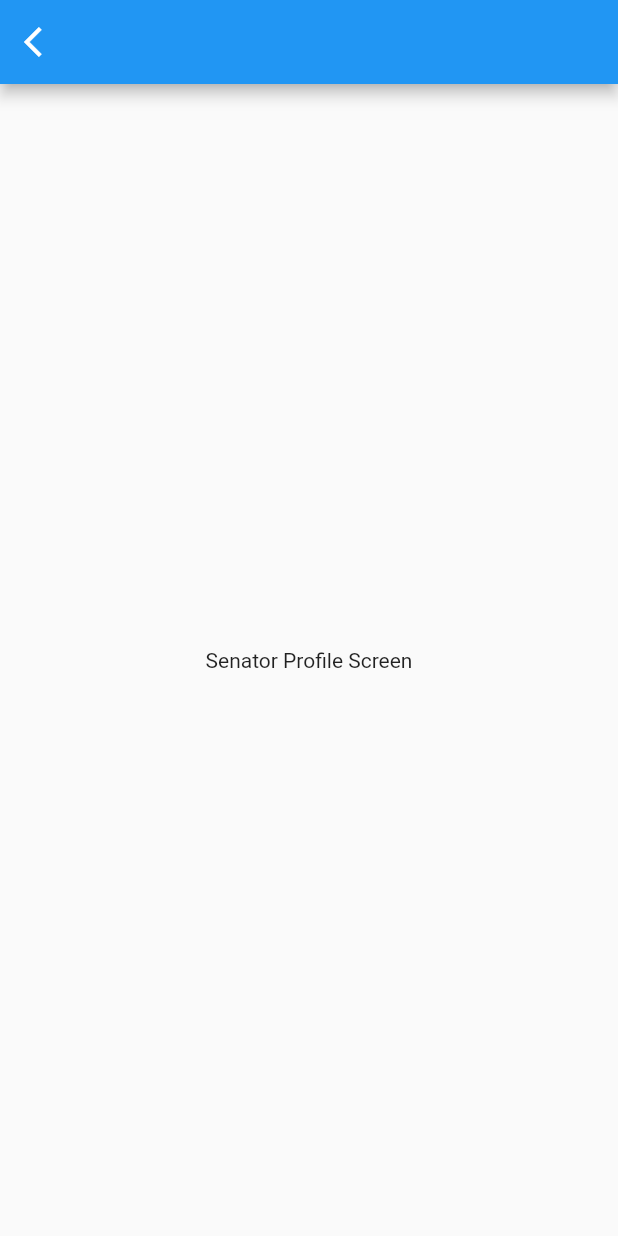
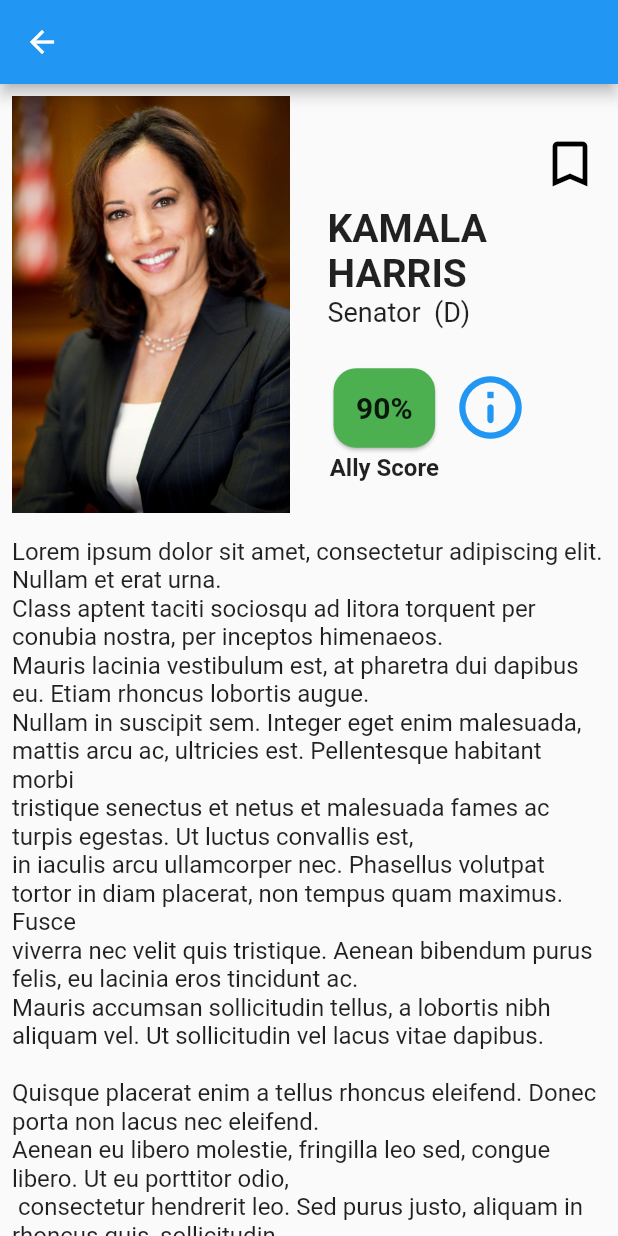
Before and after one commit to SergioB-dev/AllyShip_Flutter, a Flutter app: the screen it shows after launch, after a tap on "Kamala Harris", on a phone screen of 412 x 824 dp. Run offline on Flutter 3.47's test engine with Material 2 defaults, Android fonts, the phone set to English and light mode, and no system bars.

Commit message:
WIP Profile Screen

```diff
--- a/lib/child_widgets/asscorewidget.dart
+++ b/lib/child_widgets/asscorewidget.dart
@@ -1,9 +1,10 @@
 import 'package:flutter/material.dart';
 
 class ASScoreWidget extends StatelessWidget {
-  const ASScoreWidget({
-    Key? key,
-  }) : super(key: key);
+  final int score;
+  double fontSize;
+
+  ASScoreWidget(this.score, {this.fontSize = 12.0});
 
   @override
   Widget build(BuildContext context) {
@@ -16,14 +17,14 @@ class ASScoreWidget extends StatelessWidget {
           child: Padding(
             padding: const EdgeInsets.all(15),
             child: Text(
-              "90%",
+              "$score%",
               style: TextStyle(fontSize: 20, fontWeight: FontWeight.bold),
             ),
           ),
         ),
         Text(
           "Ally Score",
-          style: TextStyle(fontWeight: FontWeight.bold),
+          style: TextStyle(fontWeight: FontWeight.bold, fontSize: fontSize),
         )
       ],
     );
--- /dev/null
+++ b/lib/child_widgets/email_button_widget.dart
@@ -0,0 +1,17 @@
+import 'package:flutter/material.dart';
+
+class EmailButtonWidget extends StatelessWidget {
+  @override
+  Widget build(BuildContext context) {
+    return Padding(
+      padding: const EdgeInsets.only(top: 20.0),
+      child: ElevatedButton(
+        style: ButtonStyle(
+        elevation: MaterialStateProperty.all(5),
+        backgroundColor: MaterialStateProperty.all(Colors.black)),
+        onPressed: () {},
+        child: Text("EMAIL THIS OFFICAL"),
+      ),
+    );
+  }
+}
--- /dev/null
+++ b/lib/child_widgets/rate_widget.dart
@@ -0,0 +1,34 @@
+import 'package:flutter/material.dart';
+
+class RateOfficialPromptWidget extends StatelessWidget {
+  @override
+  Widget build(BuildContext context) {
+    return Container(
+      child: Padding(
+        padding: EdgeInsets.all(10),
+        child: Column(
+          children: [
+            Padding(
+              padding: const EdgeInsets.only(top: 28.0),
+              child: SizedBox(
+                width: MediaQuery.of(context).size.width,
+                child: Align(alignment: Alignment.centerLeft,
+                                child: Text(
+                    "RATE THIS OFFICIAL",
+                    style: TextStyle(fontSize: 16, fontWeight: FontWeight.bold),
+                  ),
+                ),
+              ),
+            ),
+            Padding(
+              padding: const EdgeInsets.only(top: 8.0),
+              child: Text("Is Karen Bass actively supporting Black and traditionally marginalized communities? Give us your rating. You may update anytime.",
+              style: TextStyle(fontSize: 16),
+              ),
+            )
+          ],
+        ),
+      ),
+    );
+  }
+}
--- /dev/null
+++ b/lib/child_widgets/social_media_widget_row.dart
@@ -0,0 +1,38 @@
+import 'package:flutter/material.dart';
+
+class SocialMediaWidgetRow extends StatelessWidget {
+  @override
+  Widget build(BuildContext context) {
+    return Column(
+      children: [
+      Padding(
+        padding: const EdgeInsets.all(14.0),
+        child: Text(
+        "SHARE THEIR ALLY SCORE",
+        style: TextStyle(fontSize: 16, fontWeight: FontWeight.bold),),
+      ),
+        Padding(
+          padding: const EdgeInsets.all(8.0),
+          child: Row(
+          mainAxisAlignment: MainAxisAlignment.spaceEvenly,
+            children: [
+              SocialMediaIconWidget(imagePath: "images/twitter.jpg"),
+              SocialMediaIconWidget(imagePath: "images/facebook.png"),
+              SocialMediaIconWidget(imagePath: "images/instagram.png")
+            ],
+          ),
+        ),
+      ],
+    );
+  }
+}
+
+class SocialMediaIconWidget extends StatelessWidget {
+  final String imagePath;
+  double height = 50;
+  SocialMediaIconWidget({required this.imagePath});
+  @override
+  Widget build(BuildContext context) {
+    return Image.asset(imagePath, height: height, fit: BoxFit.cover);
+  }
+}
--- a/lib/parent_widgets/capitalview.dart
+++ b/lib/parent_widgets/capitalview.dart
@@ -4,7 +4,7 @@ class CapitalView extends StatelessWidget {
   @override
   Widget build(BuildContext context) {
     return Padding(
-      padding: const EdgeInsets.symmetric(vertical: 30.0),
+      padding: EdgeInsets.symmetric(vertical: 30.0),
       child: Stack(alignment: Alignment.center, children: [
         Opacity(opacity: 0.5, child: Image.asset("images/capital.jpg")),
         Image.asset(
--- /dev/null
+++ b/lib/parent_widgets/profile_screen.dart
@@ -0,0 +1,115 @@
+import 'package:flutter/material.dart';
+import 'package:letsgo/child_widgets/asscorewidget.dart';
+import 'package:letsgo/child_widgets/email_button_widget.dart';
+import 'package:letsgo/child_widgets/rate_widget.dart';
+import 'package:letsgo/child_widgets/social_media_widget_row.dart';
+
+class SenatorProfileScreen extends StatelessWidget {
+  @override
+  Widget build(BuildContext context) {
+    return Scaffold(
+        appBar: AppBar(
+            //automaticallyImplyLeading: true,
+            // leading: IconButton(
+            //   icon: Icon(Icons.arrow_back_ios),
+            //   onPressed: () => Navigator.pop(context, false),
+            // ),
+            ),
+        body: SingleChildScrollView(
+          child: Column(children: [
+            Row(
+              mainAxisAlignment: MainAxisAlignment.spaceBetween,
+              children: [
+                Padding(
+                  padding: const EdgeInsets.all(8.0),
+                  child: Image.asset("images/kamala.jpg",
+                      width: MediaQuery.of(context).size.width * 0.45,
+                      fit: BoxFit.cover),
+                ),
+                SizedBox(
+                  width: MediaQuery.of(context).size.width * 0.47,
+                  child: Align(
+                    child: Column(
+                      children: [
+                        Align(
+                          alignment: Alignment.centerRight,
+                          child: TextButton(
+                            child: Icon(Icons.bookmark_outline,
+                                size: 40, color: Colors.black),
+                            onPressed: () {},
+                          ),
+                        ),
+                        Text("KAMALA HARRIS",
+                            style: TextStyle(
+                                fontWeight: FontWeight.bold, fontSize: 26)),
+                        Align(
+                            alignment: Alignment.centerLeft,
+                            child: Text("Senator  (D)",
+                                style: TextStyle(fontSize: 18))),
+                        Padding(
+                          padding: const EdgeInsets.only(top: 20.0),
+                          child: Row(
+                            children: [
+                              ASScoreWidget(
+                                90,
+                                fontSize: 16,
+                              ),
+                              Padding(
+                                padding: const EdgeInsets.only(bottom: 20.0),
+                                child: InfoButtonWidget(),
+                              )
+                            ],
+                          ),
+                        )
+                      ],
+                    ),
+                  ),
+                )
+              ],
+            ),
+            Padding(
+              padding: const EdgeInsets.all(8.0),
+              child: Text(dummyText, style: TextStyle(fontSize: 16)),
+            ),
+            SocialMediaWidgetRow(),
+            EmailButtonWidget(),
+            RateOfficialPromptWidget()
+          ]),
+        ));
+  }
+}
+
+class InfoButtonWidget extends StatelessWidget {
+  @override
+  Widget build(BuildContext context) {
+    return TextButton(
+      onPressed: () {},
+      child: const Icon(Icons.info_outline_rounded, size: 50),
+    );
+  }
+}
+
+const dummyText = """
+Lorem ipsum dolor sit amet, consectetur adipiscing elit. Nullam et erat urna.
+Class aptent taciti sociosqu ad litora torquent per conubia nostra, per inceptos himenaeos.
+Mauris lacinia vestibulum est, at pharetra dui dapibus eu. Etiam rhoncus lobortis augue.
+Nullam in suscipit sem. Integer eget enim malesuada, mattis arcu ac, ultricies est. Pellentesque habitant morbi
+tristique senectus et netus et malesuada fames ac turpis egestas. Ut luctus convallis est,
+in iaculis arcu ullamcorper nec. Phasellus volutpat tortor in diam placerat, non tempus quam maximus. Fusce
+viverra nec velit quis tristique. Aenean bibendum purus felis, eu lacinia eros tincidunt ac.
+Mauris accumsan sollicitudin tellus, a lobortis nibh aliquam vel. Ut sollicitudin vel lacus vitae dapibus.
+
+Quisque placerat enim a tellus rhoncus eleifend. Donec porta non lacus nec eleifend.
+Aenean eu libero molestie, fringilla leo sed, congue libero. Ut eu porttitor odio,
+ consectetur hendrerit leo. Sed purus justo, aliquam in rhoncus quis, sollicitudin
+ sit amet quam. Nam auctor lacinia ligula, vel fringilla diam viverra sit amet. Donec
+ a vestibulum sem. Quisque lacinia nisl eu lectus tempor,
+vitae volutpat ligula laoreet. Curabitur eget sem sit amet turpis porta scelerisque non eu est.
+Quisque tempus metus eu nisl consequat egestas sed sed ante. Mauris maximus maximus ante id interdum. Cras porta finibus risus,
+quis consequat massa mollis eget. Curabitur eget turpis lectus. Sed luctus, nunc eu consequat lobortis,
+ex lorem tempus mi, sit amet semper justo nulla in metus. Aenean laoreet ac metus at feugiat.
+
+
+
+
+""";
--- a/lib/parent_widgets/senator_card_widget.dart
+++ b/lib/parent_widgets/senator_card_widget.dart
@@ -1,5 +1,6 @@
 import 'package:flutter/material.dart';
 import 'package:letsgo/child_widgets/asscorewidget.dart';
+import 'package:letsgo/parent_widgets/profile_screen.dart';
 
 class SenatorCardWidget extends StatelessWidget {
   @override
@@ -42,7 +43,7 @@ class SenatorCardWidget extends StatelessWidget {
                       Text("Senator - (D)")
                     ],
                   ),
-                  ASScoreWidget()
+                  ASScoreWidget(90, fontSize: 12,)
                 ],
               ),
             ),
@@ -57,18 +58,3 @@ class SenatorCardWidget extends StatelessWidget {
         .push(MaterialPageRoute(builder: (_) => SenatorProfileScreen()));
   }
 }
-
-class SenatorProfileScreen extends StatelessWidget {
-  @override
-  Widget build(BuildContext context) {
-    return MaterialApp(
-      home: Scaffold(
-        appBar: AppBar(
-          automaticallyImplyLeading: true,
-          leading: IconButton(icon: Icon(Icons.arrow_back_ios), onPressed: () => Navigator.pop(context, false),),
-        ),
-        body: Center(child: Text("Senator Profile Screen"),)
-      )
-    );
-  }
-}
```
Also changed, not shown: images/facebook.png (added), images/instagram.png (added), images/twitter.jpg (added), 5 other files.
